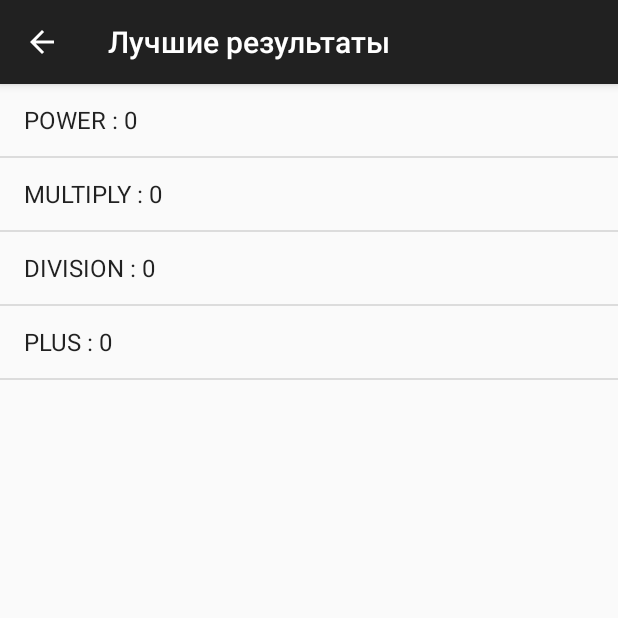
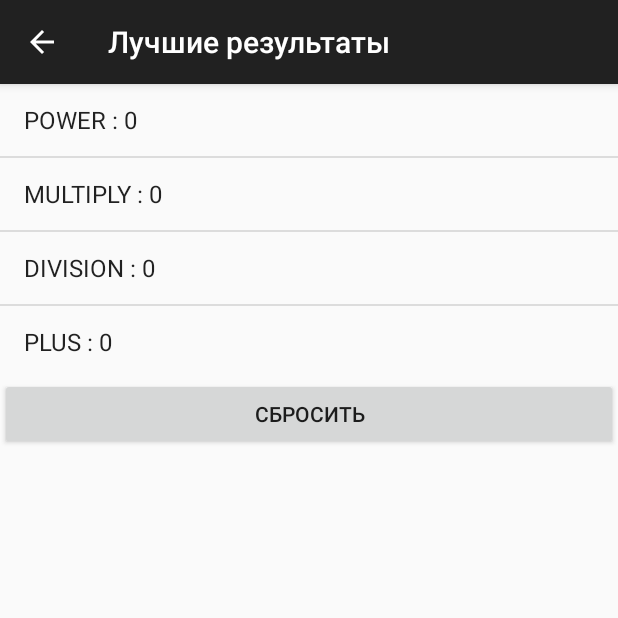
Before and after one commit to cooldman/HappyCalculations, an Android app: the HighScoreActivity screen opened directly, with no data from a screen before it, on a phone screen of 412 x 824 dp, the top half of it. Run offline under Robolectric (Android 15) with nearby library versions, the phone set to English and light mode, and no system bars.

Commit message:
Возможность сбросить рекорды

```diff
--- a/app/src/main/java/com/onedeveloperstudio/happycalculations/HighScoreActivity.java
+++ b/app/src/main/java/com/onedeveloperstudio/happycalculations/HighScoreActivity.java
@@ -1,11 +1,15 @@
 package com.onedeveloperstudio.happycalculations;
 
+import android.app.Activity;
 import android.os.Bundle;
 import android.support.v7.app.ActionBar;
 import android.support.v7.app.ActionBarActivity;
+import android.view.View;
 import android.widget.ArrayAdapter;
+import android.widget.Button;
 import android.widget.ListAdapter;
 import android.widget.ListView;
+import android.widget.Toast;
 
 import java.util.ArrayList;
 import java.util.List;
@@ -15,6 +19,9 @@ import java.util.Map;
  * Created by y.zakharov on 11.08.2015.
  */
 public class HighScoreActivity extends ActionBarActivity {
+  private ListView listView;
+  final ResultHandler handler = ResultHandler.getInstance();
+
   @Override
   protected void onCreate(Bundle savedInstanceState) {
     super.onCreate(savedInstanceState);
@@ -23,8 +30,21 @@ public class HighScoreActivity extends ActionBarActivity {
     actionBar.setTitle(R.string.highscores);
     actionBar.setDisplayHomeAsUpEnabled(true);
     actionBar.setHomeActionContentDescription("Меню");
-    ListView listView = (ListView) findViewById(R.id.highscorelist);
-    ResultHandler handler = ResultHandler.getInstance();
+    listView = (ListView) findViewById(R.id.highscorelist);
+    showHighScore();
+    Button dropButton = (Button) findViewById(R.id.drophighscore);
+    final Activity activity = this;
+    dropButton.setOnClickListener(new View.OnClickListener() {
+      @Override
+      public void onClick(View v) {
+        handler.dropHighScores(activity);
+        showHighScore();
+        Toast.makeText(getApplicationContext(), "Рекорды сброшены", Toast.LENGTH_LONG).show();
+      }
+    });
+  }
+
+  private void showHighScore() {
     Map<String, Integer> map = handler.loadHighScore(this);
     List<String> list = new ArrayList<>(map.size());
     for (String key : map.keySet()) {
--- a/app/src/main/java/com/onedeveloperstudio/happycalculations/ResultHandler.java
+++ b/app/src/main/java/com/onedeveloperstudio/happycalculations/ResultHandler.java
@@ -41,4 +41,10 @@ public class ResultHandler {
     }
     return result;
   }
+
+  public static boolean dropHighScores(Activity activity){
+    SharedPreferences sharedPref = activity.getPreferences(Context.MODE_PRIVATE);
+    sharedPref.edit().clear().commit();
+    return true;
+  }
 }
--- a/app/src/main/res/layout/highscore_activity.xml
+++ b/app/src/main/res/layout/highscore_activity.xml
@@ -7,7 +7,13 @@
   <ListView
     android:id="@+id/highscorelist"
     android:layout_width="fill_parent"
-    android:layout_height="fill_parent">
+    android:layout_height="wrap_content">
+  </ListView>
 
-  </ListView>
+  <Button
+    android:id="@+id/drophighscore"
+    android:layout_width="fill_parent"
+    android:layout_height="wrap_content"
+    android:text="@string/drop">
+  </Button>
 </LinearLayout>
--- a/app/src/main/res/values/strings.xml
+++ b/app/src/main/res/values/strings.xml
@@ -15,4 +15,5 @@
   <string name="zero">00s</string>
   <string name="com.onedeveloperstudio.happycalculations.preference_key">ca-app-pub-4239266606720505/8811496473</string>
   <string name="highscores">Лучшие результаты</string>
+  <string name="drop">Сбросить</string>
 </resources>
```
